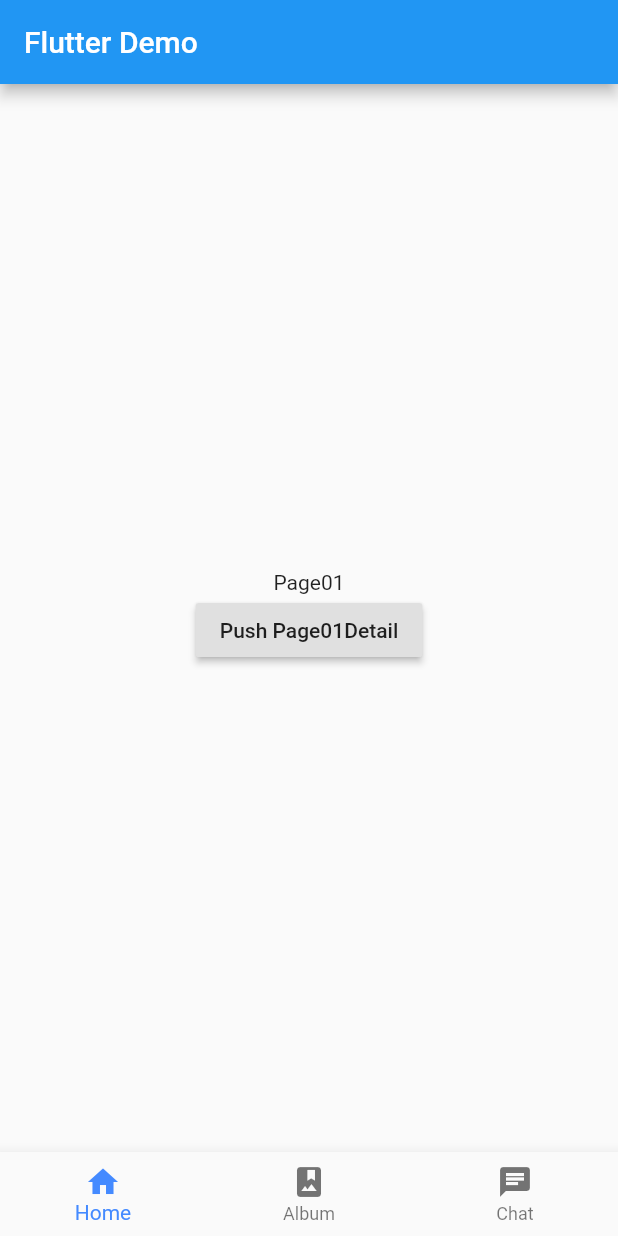
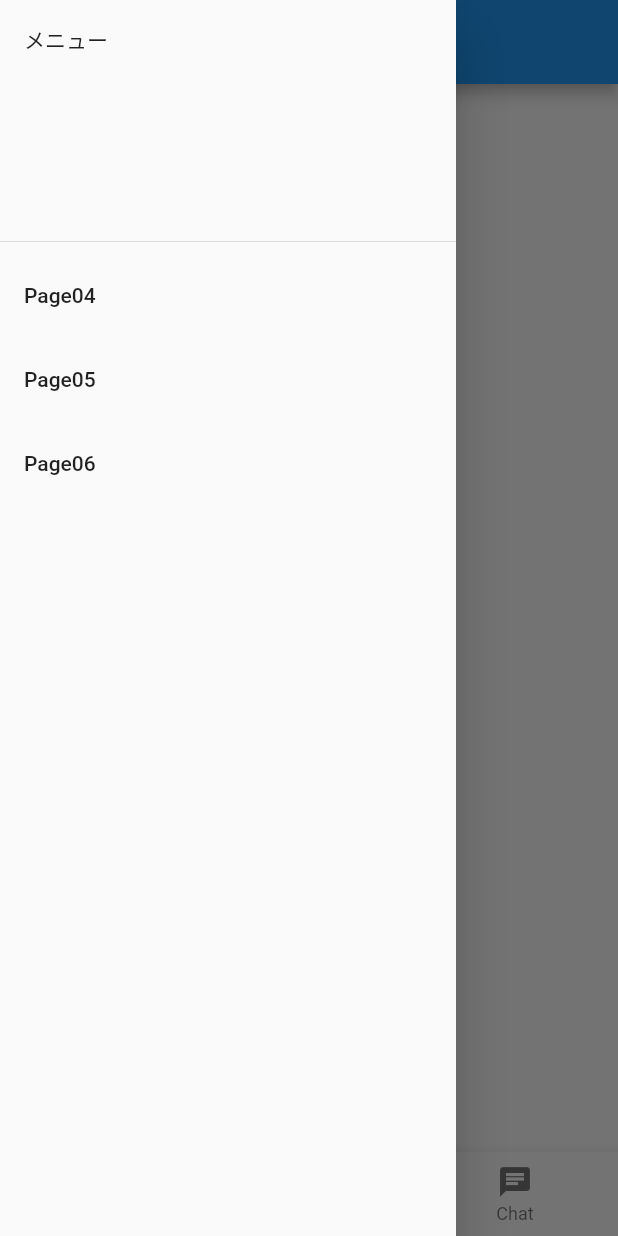
Before and after one commit to Rutile3/flutter_navigator_name, a Flutter app: the screen it shows after launch, with the side drawer open (before the commit the screen has no drawer), on a phone screen of 412 x 824 dp. Run offline on Flutter 3.47's test engine with Material 2 defaults, Android fonts, the phone set to English and light mode, and no system bars.

Commit message:
✨ 各NavigatorでDrawerのページへの遷移ができるよう修正

```diff
--- /dev/null
+++ b/lib/drawerRoutes.dart
@@ -0,0 +1,17 @@
+import 'package:flutter/material.dart';
+
+import 'page04.dart';
+import 'page05.dart';
+import 'page06.dart';
+
+class DrawerRouteNames {
+  static const String page04 = '/page04';
+  static const String page05 = '/page05';
+  static const String page06 = '/page06';
+}
+
+final Map<String, WidgetBuilder> drawerRoutes = {
+  DrawerRouteNames.page04: (context) => Page04(),
+  DrawerRouteNames.page05: (context) => Page05(),
+  DrawerRouteNames.page06: (context) => Page06(),
+};
--- a/lib/main.dart
+++ b/lib/main.dart
@@ -1,7 +1,8 @@
 import 'package:flutter/material.dart';
 
+import 'currentNavigation.dart';
+import 'drawerRoutes.dart';
 import 'myBottomNavigationBar.dart';
-import 'currentNavigation.dart';
 
 void main() {
   runApp(MyApp());
@@ -11,8 +12,8 @@ class MyApp extends StatelessWidget {
   @override
   Widget build(BuildContext context) {
     return MaterialApp(
+      home: MyHomePage(),
       title: 'Flutter Demo',
-      home: MyHomePage(),
     );
   }
 }
@@ -31,6 +32,27 @@ class MyHomePageState extends State<MyHomePage> {
       appBar: AppBar(
         title: Text('Flutter Demo'),
       ),
+      drawer: Drawer(
+        child: ListView(
+          children: [
+            DrawerHeader(
+              child: const Text('メニュー'),
+            ),
+            _buildDrawerListTile(
+              title: const Text('Page04'),
+              route: DrawerRouteNames.page04,
+            ),
+            _buildDrawerListTile(
+              title: const Text('Page05'),
+              route: DrawerRouteNames.page05,
+            ),
+            _buildDrawerListTile(
+              title: const Text('Page06'),
+              route: DrawerRouteNames.page06,
+            ),
+          ],
+        ),
+      ),
       body: Stack(
         children: <Widget>[
           _buildOffstageNavigator(CurrentNavigationName.page01),
@@ -44,8 +66,22 @@ class MyHomePageState extends State<MyHomePage> {
     );
   }
 
-  Widget _buildOffstageNavigator(CurrentNavigationName name) {
-    final routes = currentNavigationRoutes[name];
+  ListTile _buildDrawerListTile({Text title, String route}) {
+    return ListTile(
+      title: title,
+      onTap: () {
+        // Drawerを閉じてから選択されたページをpushする。
+        Navigator.pop(context);
+        currentNavigationKeys[currentNavigationName]
+            .currentState
+            .pushNamed(route);
+      },
+    );
+  }
+
+  Offstage _buildOffstageNavigator(CurrentNavigationName name) {
+    var routes = currentNavigationRoutes[name];
+    routes.addAll(drawerRoutes);
     return Offstage(
       offstage: currentNavigationName != name,
       child: Navigator(
@@ -62,12 +98,12 @@ class MyHomePageState extends State<MyHomePage> {
   void _selectCurrentNavigation(CurrentNavigationName name) {
     // 指定されたタブが現在のタブと同じ場合はタブの最初のページへ、
     // 指定されたタブが現在のタブと異なる場合は他のタブのページへ遷移します。
-    if (name == this.currentNavigationName) {
+    if (name == currentNavigationName) {
       currentNavigationKeys[name]
           .currentState
           .popUntil((route) => route.isFirst);
     } else {
-      setState(() => this.currentNavigationName = name);
+      setState(() => currentNavigationName = name);
     }
   }
 }
--- /dev/null
+++ b/lib/page04.dart
@@ -0,0 +1,10 @@
+import 'package:flutter/material.dart';
+
+class Page04 extends StatelessWidget {
+  @override
+  Widget build(BuildContext context) {
+    return Center(
+      child: const Text('Page04'),
+    );
+  }
+}
--- /dev/null
+++ b/lib/page05.dart
@@ -0,0 +1,10 @@
+import 'package:flutter/material.dart';
+
+class Page05 extends StatelessWidget {
+  @override
+  Widget build(BuildContext context) {
+    return Center(
+      child: const Text('Page05'),
+    );
+  }
+}
--- /dev/null
+++ b/lib/page06.dart
@@ -0,0 +1,10 @@
+import 'package:flutter/material.dart';
+
+class Page06 extends StatelessWidget {
+  @override
+  Widget build(BuildContext context) {
+    return Center(
+      child: const Text('Page06'),
+    );
+  }
+}
```
